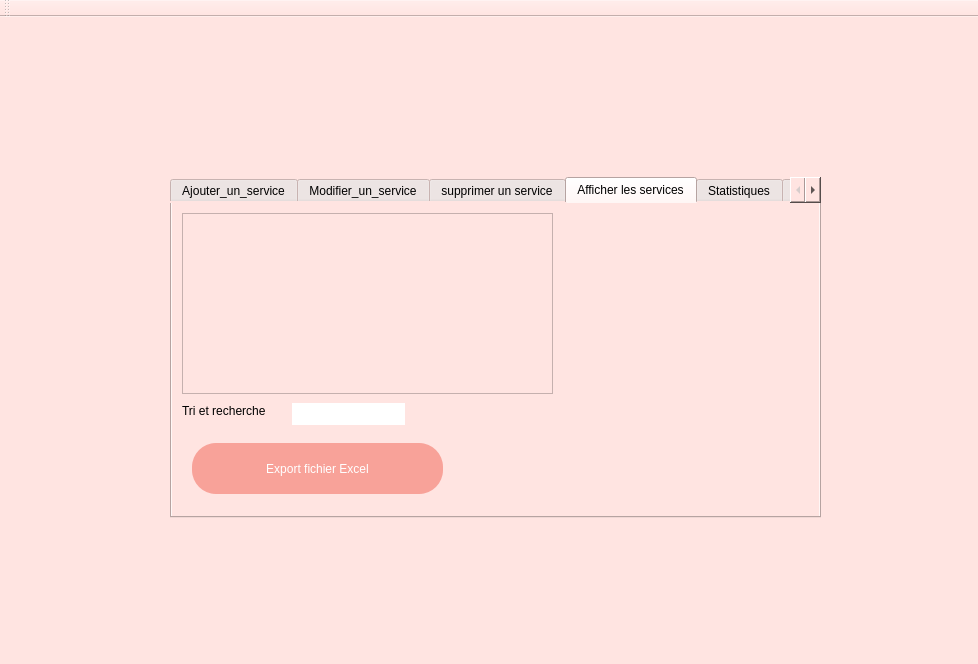
This is Desktop/gestion_des_services/mainwindow.ui in MahdiRebai/MahdiRebai as Qt 5 draws it before an edit. The edited form follows.
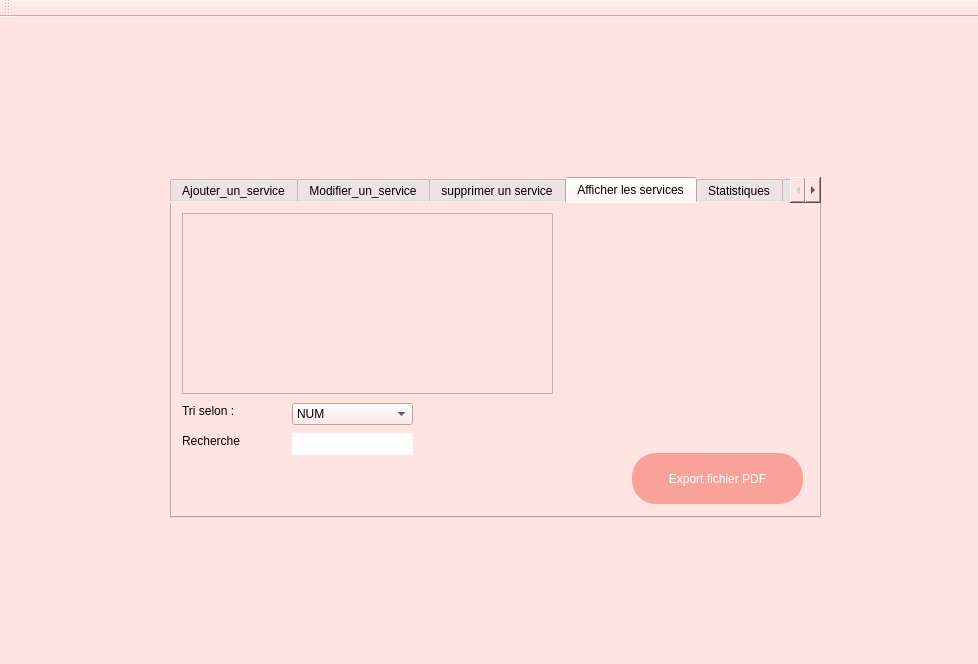
This is the edited form. The open tabs and pages were chosen to show the change.

```diff
--- a/Desktop/gestion_des_services/mainwindow.ui
+++ b/Desktop/gestion_des_services/mainwindow.ui
@@ -347,30 +347,63 @@
        </rect>
       </property>
       <property name="text">
-       <string>Tri et recherche</string>
+       <string>Tri selon :</string>
       </property>
      </widget>
-     <widget class="QLineEdit" name="lineEdit_6">
+     <widget class="QPushButton" name="pb_pdf">
       <property name="geometry">
        <rect>
-        <x>120</x>
-        <y>200</y>
-        <width>113</width>
-        <height>22</height>
-       </rect>
-      </property>
-     </widget>
-     <widget class="QPushButton" name="pushButton_4">
-      <property name="geometry">
-       <rect>
-        <x>20</x>
-        <y>240</y>
-        <width>251</width>
+        <x>460</x>
+        <y>250</y>
+        <width>171</width>
         <height>51</height>
        </rect>
       </property>
       <property name="text">
-       <string>Export fichier Excel</string>
+       <string>Export fichier PDF</string>
+      </property>
+     </widget>
+     <widget class="QComboBox" name="comboBox_tri">
+      <property name="geometry">
+       <rect>
+        <x>120</x>
+        <y>200</y>
+        <width>121</width>
+        <height>22</height>
+       </rect>
+      </property>
+      <item>
+       <property name="text">
+        <string>NUM</string>
+       </property>
+      </item>
+      <item>
+       <property name="text">
+        <string>Theme</string>
+       </property>
+      </item>
+     </widget>
+     <widget class="QLabel" name="label_9">
+      <property name="geometry">
+       <rect>
+        <x>10</x>
+        <y>230</y>
+        <width>101</width>
+        <height>16</height>
+       </rect>
+      </property>
+      <property name="text">
+       <string>Recherche</string>
+      </property>
+     </widget>
+     <widget class="QLineEdit" name="lineEdit_cherche_num">
+      <property name="geometry">
+       <rect>
+        <x>120</x>
+        <y>230</y>
+        <width>121</width>
+        <height>22</height>
+       </rect>
       </property>
      </widget>
     </widget>
```
Left out of the diff: 4 changed lines with no effect on the pictures.
